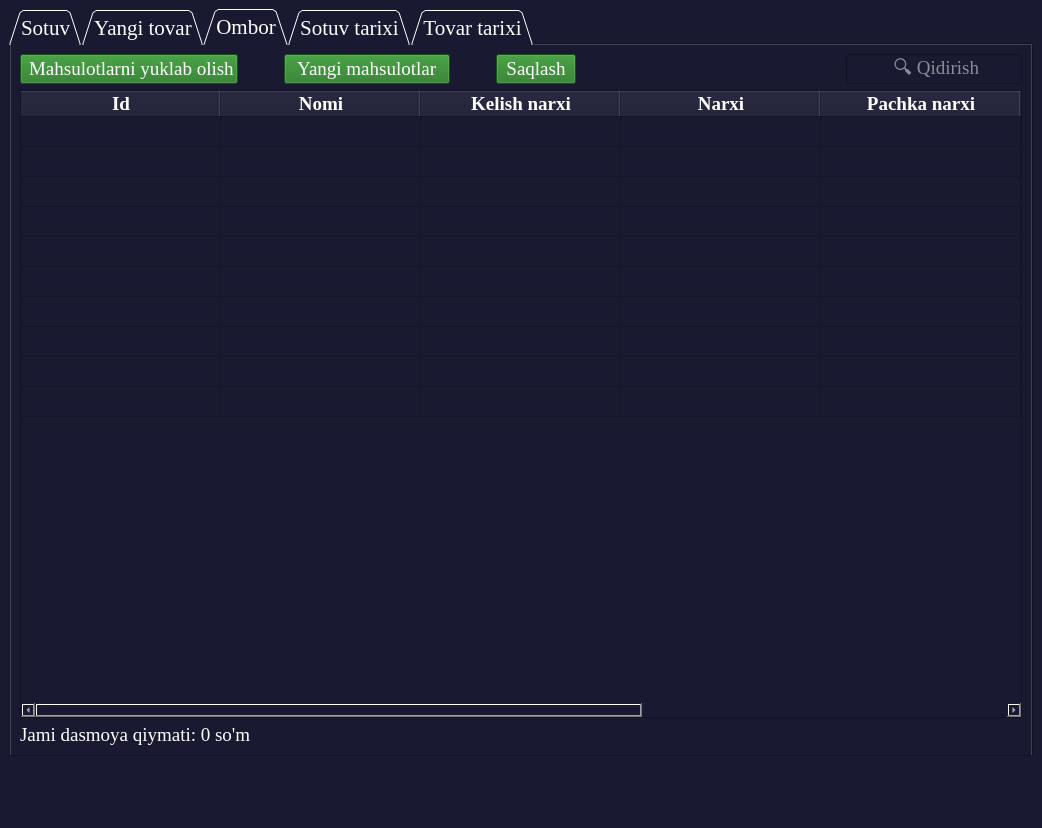
The window that untitled.ui (NajmiddinG/kitoblar-olami) describes before a commit, drawn with Qt 5.
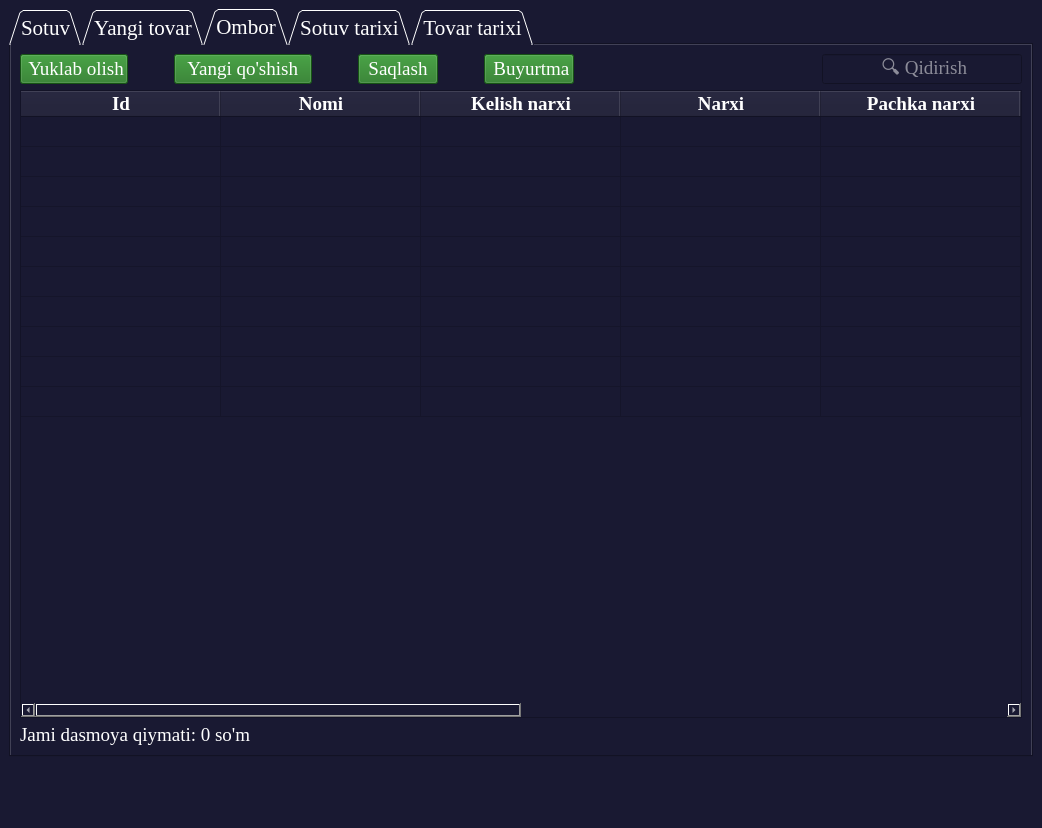
The same window after the commit. The open tabs and pages were chosen to show the change. Icons and pictures are not drawn.

```diff
--- a/untitled.ui
+++ b/untitled.ui
@@ -1610,6 +1610,32 @@
                 </font>
                </property>
               </column>
+              <column>
+               <property name="text">
+                <string>Buyurtma</string>
+               </property>
+               <property name="font">
+                <font>
+                 <family>Times New Roman</family>
+                 <pointsize>14</pointsize>
+                 <weight>75</weight>
+                 <bold>true</bold>
+                </font>
+               </property>
+              </column>
+              <column>
+               <property name="text">
+                <string>Kimdan</string>
+               </property>
+               <property name="font">
+                <font>
+                 <family>Times New Roman</family>
+                 <pointsize>14</pointsize>
+                 <weight>75</weight>
+                 <bold>true</bold>
+                </font>
+               </property>
+              </column>
              </widget>
             </item>
             <item row="1" column="1">
@@ -1630,7 +1656,7 @@
                  <string notr="true">background-color: rgb(31, 118, 28); color: white;</string>
                 </property>
                 <property name="text">
-                 <string> Mahsulotlarni yuklab olish</string>
+                 <string> Yuklab olish</string>
                 </property>
                 <property name="icon">
                  <iconset resource="icons/images.qrc">
@@ -1678,7 +1704,7 @@
                  <string notr="true">background-color: rgb(31, 118, 28); color: white;</string>
                 </property>
                 <property name="text">
-                 <string>  Yangi mahsulotlar  </string>
+                 <string>  Yangi qo'shish  </string>
                 </property>
                 <property name="icon">
                  <iconset resource="icons/images.qrc">
@@ -1732,6 +1758,9 @@
                 <property name="orientation">
                  <enum>Qt::Horizontal</enum>
                 </property>
+                <property name="sizeType">
+                 <enum>QSizePolicy::Minimum</enum>
+                </property>
                 <property name="sizeHint" stdset="0">
                  <size>
                   <width>40</width>
@@ -1740,6 +1769,32 @@
                 </property>
                </spacer>
               </item>
+              <item>
+               <widget class="QPushButton" name="pushButton_13">
+                <property name="font">
+                 <font>
+                  <family>Times New Roman</family>
+                  <pointsize>14</pointsize>
+                 </font>
+                </property>
+                <property name="styleSheet">
+                 <string notr="true">background-color: rgb(31, 118, 28); color: white;</string>
+                </property>
+                <property name="text">
+                 <string> Buyurtma</string>
+                </property>
+                <property name="icon">
+                 <iconset resource="icons/images.qrc">
+                  <normaloff>:/image/excel.png</normaloff>:/image/excel.png</iconset>
+                </property>
+                <property name="iconSize">
+                 <size>
+                  <width>24</width>
+                  <height>24</height>
+                 </size>
+                </property>
+               </widget>
+              </item>
               <item>
                <spacer name="horizontalSpacer_25">
                 <property name="orientation">
```
Left out of the diff: 329 changed lines with no effect on the pictures.
